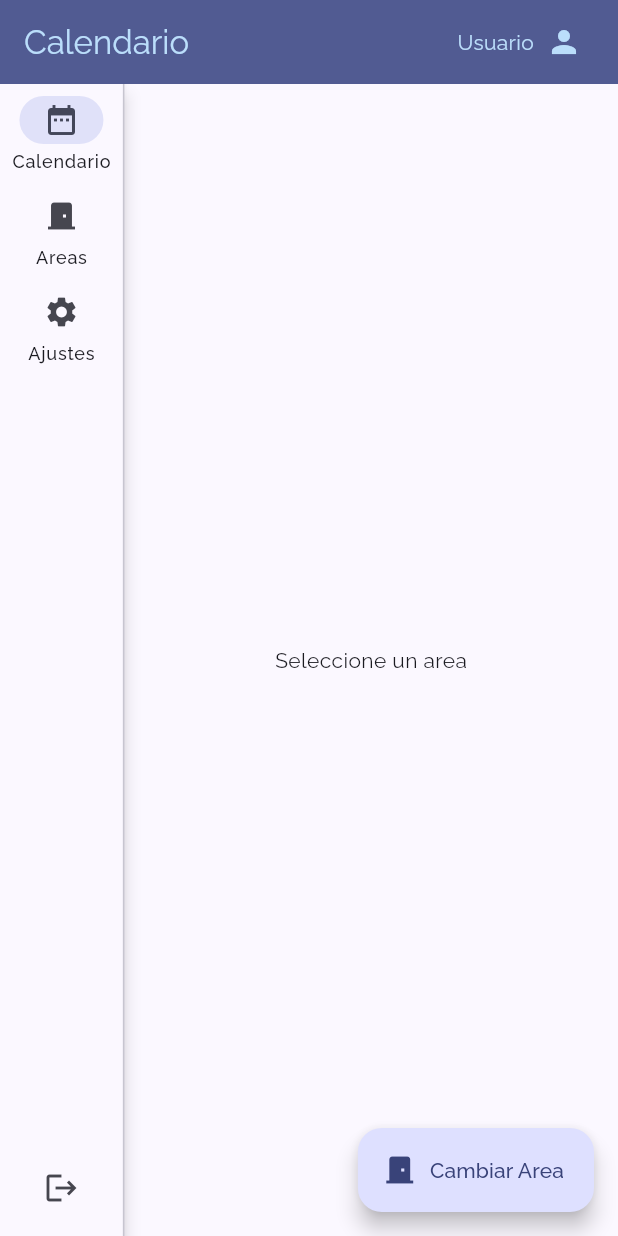
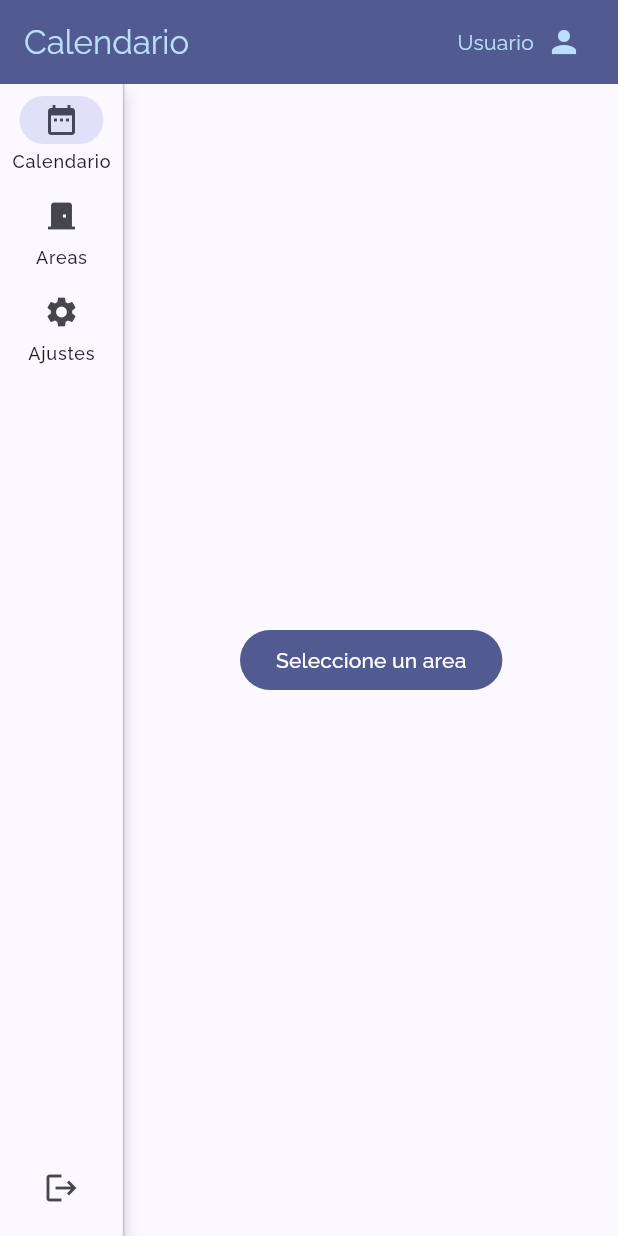
Before and after one commit to VarEros/room_manager, a Flutter app: the Screen screen opened directly, after a tap on "Calendario", on a phone screen of 412 x 824 dp. Run offline on Flutter 3.47's test engine with Material 3 defaults, Android fonts, the phone set to English and light mode, and no system bars; our stand-ins replace elegant_notification, flutter_login, google_fonts, syncfusion_flutter_calendar; missing offline and left inert: syncfusion_localizations.

Commit message:
button instead of extended fab for change area

```diff
--- a/lib/main.dart
+++ b/lib/main.dart
@@ -42,7 +42,7 @@ class _MainAppState extends State<MainApp> {
       themeMode: ThemeMode.light,
       theme: _theme,
       debugShowCheckedModeBanner: false,
-      home: const Screen()
+      home: const LoginScreen()
     );
   }
 }
--- a/lib/screen.dart
+++ b/lib/screen.dart
@@ -90,7 +90,12 @@ class _ScreenState extends State<Screen> {
           const VerticalDivider(thickness: 1, width: 1),
           Expanded(
             child: <Widget>[
-              selectedArea != null ? const CalendarScreen() : const Text('Seleccione un area', textAlign: TextAlign.center),
+              selectedArea != null ? const CalendarScreen() : Wrap(
+                alignment: WrapAlignment.center,
+                children: [
+                  FilledButton(onPressed: () => showAreaSelectDialog(), child: const Text('Seleccione un area')),
+                ],
+              ),
               AreaListScreen(),
             ][selectedIndex],
           ),
@@ -98,25 +103,11 @@ class _ScreenState extends State<Screen> {
       ),
       floatingActionButton: selectedIndex < 1 ?
       // change area callendar
-      FloatingActionButton.extended(
-        onPressed: () {
-          showDialog(
-            context: context,
-            builder: (BuildContext context) {
-              return AreaSelectDialog(idArea: selectedArea?.id);
-            }
-          ).then((value) {
-            if (value != null) {
-              setState(() {
-                selectedArea = value;
-              });
-            }
-          });
-        },
-        isExtended: selectedArea == null,
-        label: const Text('Cambiar Area'),
-        icon: const Icon(Icons.door_front_door)
-      )
+      selectedArea != null ? FloatingActionButton(
+        tooltip: 'Cambiar Area',
+        onPressed: () => showAreaSelectDialog(),
+        child: const Icon(Icons.door_front_door)
+      ) : null
       :
       FloatingActionButton(
         onPressed: () {
@@ -126,7 +117,23 @@ class _ScreenState extends State<Screen> {
       )
     );
   }
+
+  void showAreaSelectDialog() {
+    showDialog(
+      context: context,
+      builder: (BuildContext context) {
+        return AreaSelectDialog(idArea: selectedArea?.id);
+      }
+    ).then((value) {
+      if (value != null) {
+        setState(() {
+          selectedArea = value;
+        });
+      }
+    });
+  }
 }
+
 
 void handleClick(String value) {
     switch (value) {
```
Also changed, not shown: lib/widget/area_select_dialog.dart (added, +69 -0 lines).
